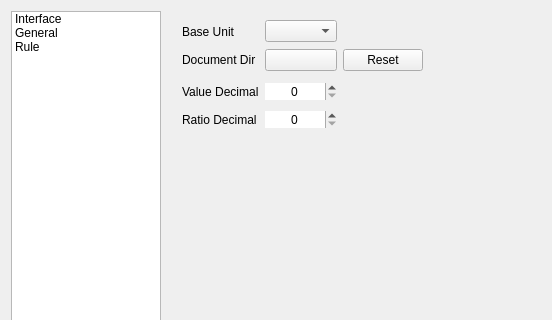
Qt form dialog/preferences.ui (YtxCash/YTX) before a commit; both pictures show x 0 to 552 and y 0 to 320 of the 957 by 565 pixel window.
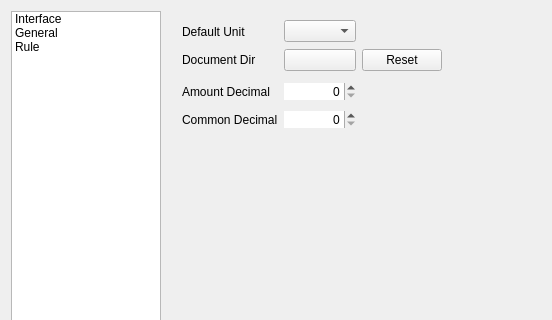
The same form after that commit. The open tabs and pages were chosen to show the change. Custom widgets are drawn as their Qt base class.

```diff
--- a/dialog/preferences.ui
+++ b/dialog/preferences.ui
@@ -190,14 +190,14 @@
           <bool>false</bool>
          </property>
          <property name="alignment">
-          <set>Qt::AlignmentFlag::AlignCenter</set>
+          <set>Qt::AlignmentFlag::AlignRight|Qt::AlignmentFlag::AlignTrailing|Qt::AlignmentFlag::AlignVCenter</set>
          </property>
         </widget>
        </item>
        <item row="5" column="0">
         <widget class="QLabel" name="labelRatioDecimal">
          <property name="text">
-          <string>Ratio Decimal</string>
+          <string>Common Decimal</string>
          </property>
         </widget>
        </item>
@@ -226,7 +226,7 @@
           <bool>false</bool>
          </property>
          <property name="alignment">
-          <set>Qt::AlignmentFlag::AlignCenter</set>
+          <set>Qt::AlignmentFlag::AlignRight|Qt::AlignmentFlag::AlignTrailing|Qt::AlignmentFlag::AlignVCenter</set>
          </property>
          <property name="stepType">
           <enum>QAbstractSpinBox::StepType::AdaptiveDecimalStepType</enum>
@@ -285,14 +285,14 @@
        <item row="4" column="0">
         <widget class="QLabel" name="labelValueDecimal">
          <property name="text">
-          <string>Value Decimal</string>
+          <string>Amount Decimal</string>
          </property>
         </widget>
        </item>
        <item row="0" column="0">
         <widget class="QLabel" name="labelBaseUnit">
          <property name="text">
-          <string>Base Unit</string>
+          <string>Default Unit</string>
          </property>
         </widget>
        </item>
```
Left out of the diff: 14 changed lines with no effect on the pictures.
